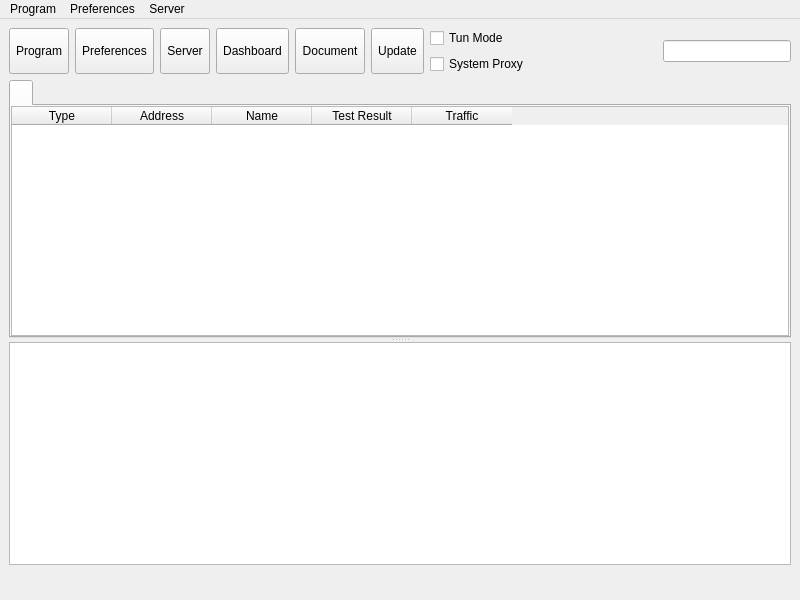
Before: the Qt Designer form ui/mainwindow.ui in Restia-Ashbell/nekobox, drawn with Qt 5.
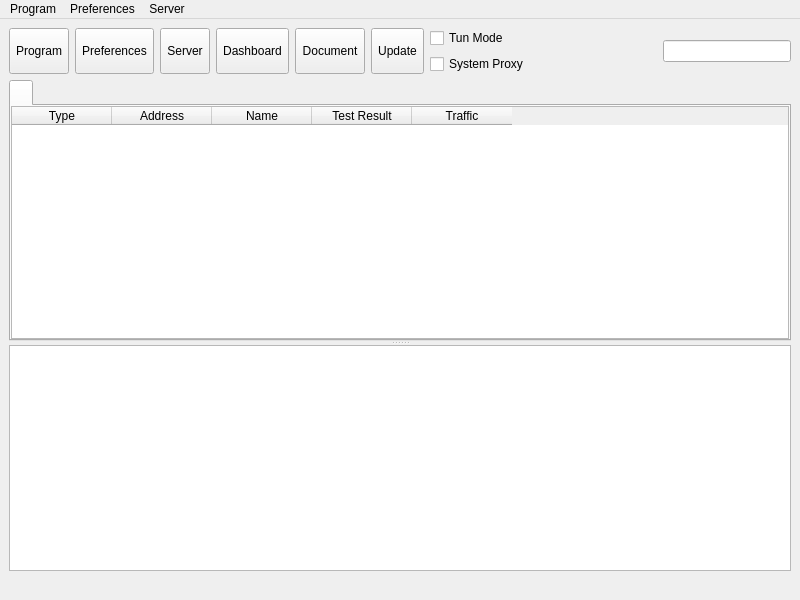
After: the same form once the commit is applied. Icons and pictures are not drawn. Custom widgets are drawn as their Qt base class.

Diff of the .ui file:
```diff
--- a/ui/mainwindow.ui
+++ b/ui/mainwindow.ui
@@ -346,27 +346,6 @@
         </layout>
        </widget>
       </widget>
-      <widget class="QWidget" name="aaaaaaaaaaaaaaaaaa">
-       <layout class="QVBoxLayout" name="aaaaaaaaaaaa" stretch="0">
-        <item>
-         <widget class="QWidget" name="down_tab" native="true">
-          <layout class="QVBoxLayout" name="verticalLayout">
-           <property name="spacing">
-            <number>0</number>
-           </property>
-           <property name="leftMargin">
-            <number>0</number>
-           </property>
-           <property name="topMargin">
-            <number>0</number>
-           </property>
-           <property name="rightMargin">
-            <number>0</number>
-           </property>
-           <property name="bottomMargin">
-            <number>0</number>
-           </property>
-           <item>
             <widget class="QTextBrowser" name="masterLogBrowser">
              <property name="contextMenuPolicy">
               <enum>Qt::ContextMenuPolicy::CustomContextMenu</enum>
@@ -375,12 +354,6 @@
               <bool>false</bool>
              </property>
             </widget>
-           </item>
-          </layout>
-         </widget>
-        </item>
-       </layout>
-      </widget>
      </widget>
     </item>
     <item>
@@ -395,22 +368,6 @@
         </property>
        </widget>
       </item>
-      <item>
-       <spacer name="horizontalSpacer_2">
-        <property name="orientation">
-         <enum>Qt::Orientation::Horizontal</enum>
-        </property>
-        <property name="sizeType">
-         <enum>QSizePolicy::Policy::Maximum</enum>
-        </property>
-        <property name="sizeHint" stdset="0">
-         <size>
-          <width>0</width>
-          <height>20</height>
-         </size>
-        </property>
-       </spacer>
-      </item>
       <item>
        <widget class="QLabel" name="label_inbound">
         <property name="text">
```
Left out of the diff: 7 changed lines with no effect on the pictures. Lines whose indentation alone changed are shown as unchanged.
